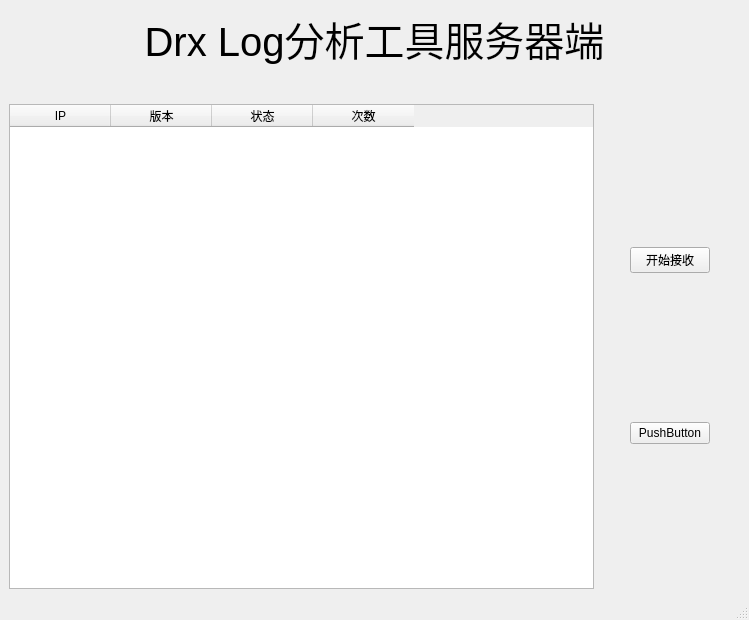
Qt form DrxServer/DrxServer.ui (GitUser004/hello-world) before a commit.
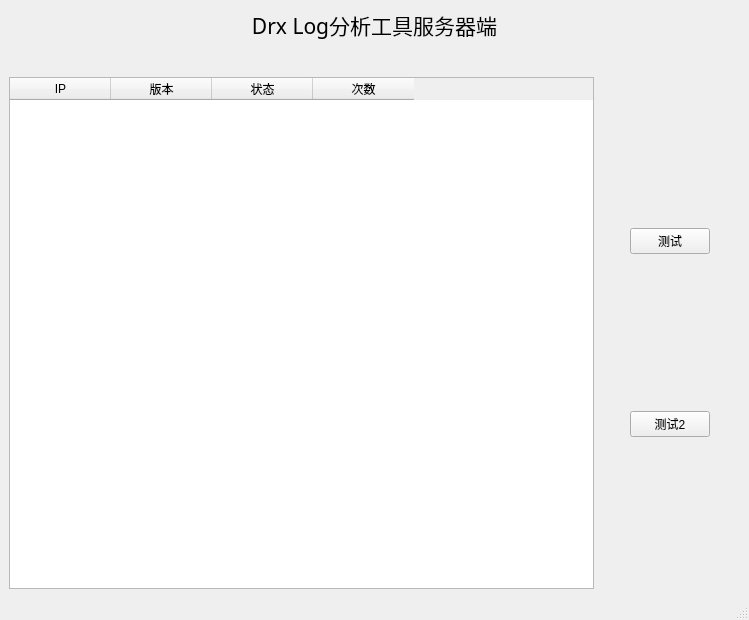
The same form after that commit.

Patch:
```diff
--- a/DrxServer/DrxServer.ui
+++ b/DrxServer/DrxServer.ui
@@ -23,7 +23,8 @@
          <widget class="QLabel" name="label">
           <property name="font">
            <font>
-            <pointsize>30</pointsize>
+            <family>方正书宋_GBK</family>
+            <pointsize>16</pointsize>
            </font>
           </property>
           <property name="lineWidth">
@@ -147,14 +148,14 @@
           <item row="1" column="0" colspan="2">
            <widget class="QPushButton" name="pushButton">
             <property name="text">
-             <string>PushButton</string>
+             <string>测试2</string>
             </property>
            </widget>
           </item>
           <item row="0" column="0" colspan="2">
            <widget class="QPushButton" name="pushButton_start">
             <property name="text">
-             <string>开始接收</string>
+             <string>测试</string>
             </property>
            </widget>
           </item>
```
Left out of the diff: 4 changed lines with no effect on the pictures.
